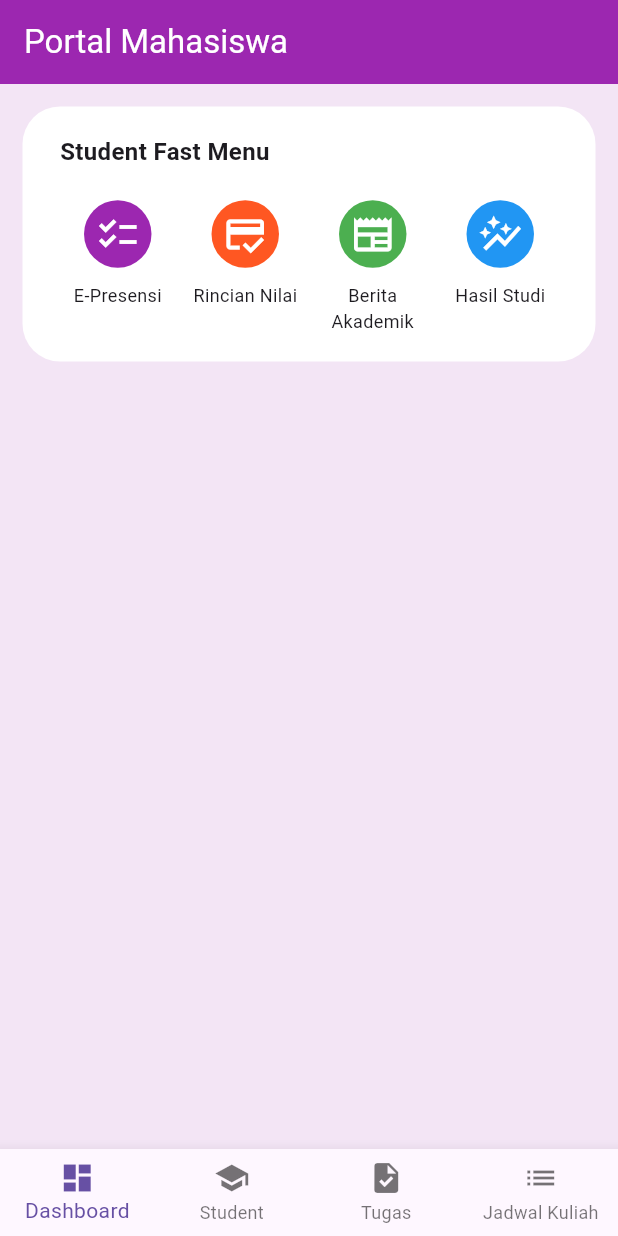
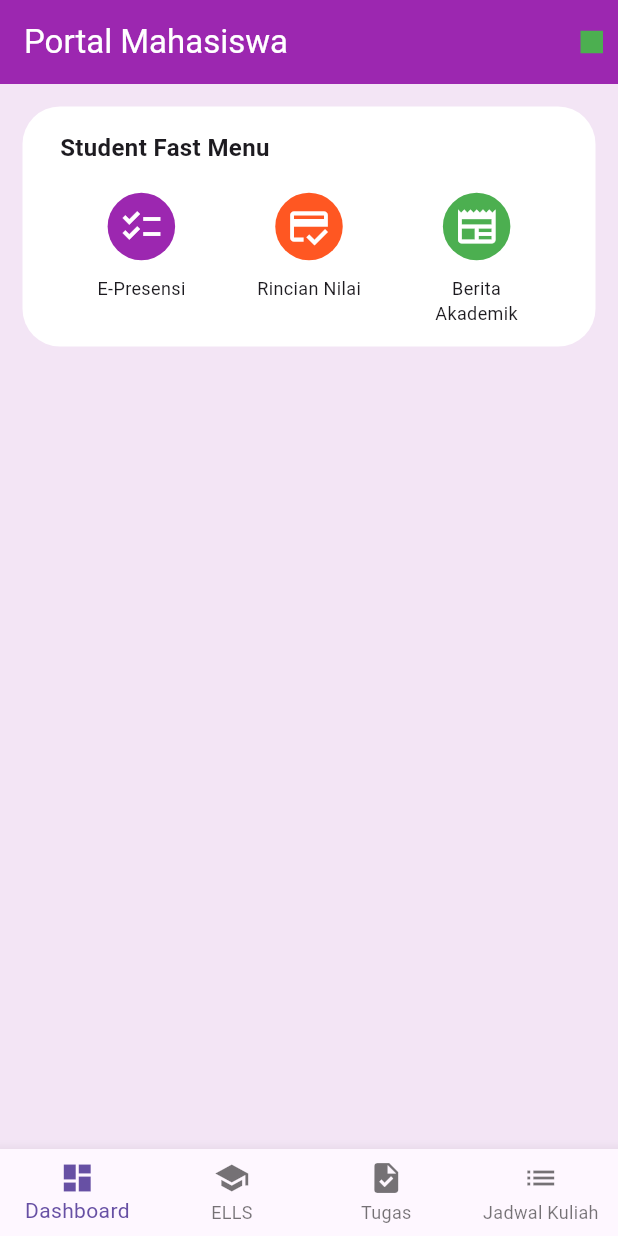
Before and after one commit to distractms/projectakhirPMO, a Flutter app: the screen it shows after launch, on a phone screen of 412 x 824 dp. Run offline on Flutter 3.47's test engine with Material 3 defaults, Android fonts, the phone set to English and light mode, and no system bars; our stand-ins replace webview_flutter.

Commit message:
menambahkan fitur student fast menu

```diff
--- a/lib/home.dart
+++ b/lib/home.dart
@@ -1,4 +1,6 @@
 import 'package:flutter/material.dart';
+import 'package:project_akhir_prototype3/page/browser.dart';
+import 'package:project_akhir_prototype3/variabel/global_var.dart';
 
 class MyHomePage extends StatefulWidget {
   const MyHomePage({super.key});
@@ -14,12 +16,26 @@ class _MyHomePageState extends State<MyHomePage> {
       backgroundColor: Colors.purple[50],
       appBar: AppBar(
         title: const Text("Portal Mahasiswa"),
+        actions: [
+          // Indikator status login web student
+          Container(
+            margin: const EdgeInsets.only(
+              right: 10,
+            ),
+            width: 15,
+            height: 15,
+            color: CurrentUrl.currentUrl.toLowerCase() ==
+                    'https://student.amikompurwokerto.ac.id/Auth'
+                ? Colors.red
+                : Colors.green,
+          ),
+        ],
       ),
       body: Column(
         children: [
           Container(
             margin: const EdgeInsets.all(15.0),
-            height: 170,
+            height: 160,
             width: double.infinity,
             decoration: BoxDecoration(
               color: Colors.white,
@@ -30,17 +46,22 @@ class _MyHomePageState extends State<MyHomePage> {
                 Container(
                   alignment: Alignment.centerLeft,
                   margin: const EdgeInsets.symmetric(horizontal: 25.0),
-                  height: 60,
+                  height: 55,
                   width: double.infinity,
                   child: const Text(
                     "Student Fast Menu",
-                    style: TextStyle(fontSize: 16, fontWeight: FontWeight.bold),
+                    style: TextStyle(
+                      fontSize: 16,
+                      fontWeight: FontWeight.bold,
+                    ),
                   ),
                 ),
-                SizedBox(
-                  height: 110,
+                Container(
+                  height: 100,
+                  width: double.infinity,
+                  margin: const EdgeInsets.symmetric(horizontal: 10.0),
                   child: Row(
-                    mainAxisAlignment: MainAxisAlignment.center,
+                    mainAxisAlignment: MainAxisAlignment.spaceEvenly,
                     crossAxisAlignment: CrossAxisAlignment.start,
                     children: [
                       SizedBox(
@@ -51,7 +72,19 @@ class _MyHomePageState extends State<MyHomePage> {
                           crossAxisAlignment: CrossAxisAlignment.center,
                           children: [
                             GestureDetector(
-                              onTap: () {},
+                              onTap: () {
+                                setState(() {
+                                  CurrentUrl.currentUrl =
+                                      'https://student.amikompurwokerto.ac.id/presensi';
+                                  Navigator.push(
+                                    context,
+                                    MaterialPageRoute(
+                                      builder: (context) => const Browser(),
+                                    ),
+                                  );
+                                  TitleFastMenu.titleFastMenu = "E-Presensi";
+                                });
+                              },
                               child: Container(
                                 decoration: BoxDecoration(
                                   color: Colors.purple,
@@ -66,7 +99,7 @@ class _MyHomePageState extends State<MyHomePage> {
                                 ),
                               ),
                             ),
-                            SizedBox(
+                            const SizedBox(
                               height: 10,
                             ),
                             Container(
@@ -89,7 +122,19 @@ class _MyHomePageState extends State<MyHomePage> {
                           crossAxisAlignment: CrossAxisAlignment.center,
                           children: [
                             GestureDetector(
-                              onTap: () {},
+                              onTap: () {
+                                setState(() {
+                                  CurrentUrl.currentUrl =
+                                      'https://student.amikompurwokerto.ac.id/rincian_nilai_new';
+                                  Navigator.push(
+                                    context,
+                                    MaterialPageRoute(
+                                      builder: (context) => const Browser(),
+                                    ),
+                                  );
+                                  TitleFastMenu.titleFastMenu = "Rincian Nilai";
+                                });
+                              },
                               child: Container(
                                 decoration: BoxDecoration(
                                   color: Colors.deepOrange,
@@ -104,7 +149,7 @@ class _MyHomePageState extends State<MyHomePage> {
                                 ),
                               ),
                             ),
-                            SizedBox(
+                            const SizedBox(
                               height: 10,
                             ),
                             Container(
@@ -127,7 +172,20 @@ class _MyHomePageState extends State<MyHomePage> {
                           crossAxisAlignment: CrossAxisAlignment.center,
                           children: [
                             GestureDetector(
-                              onTap: () {},
+                              onTap: () {
+                                setState(() {
+                                  CurrentUrl.currentUrl =
+                                      'https://student.amikompurwokerto.ac.id/pengumuman';
+                                  Navigator.push(
+                                    context,
+                                    MaterialPageRoute(
+                                      builder: (context) => const Browser(),
+                                    ),
+                                  );
+                                  TitleFastMenu.titleFastMenu =
+                                      "Berita Akademik";
+                                });
+                              },
                               child: Container(
                                 decoration: BoxDecoration(
                                   color: Colors.green,
@@ -142,7 +200,7 @@ class _MyHomePageState extends State<MyHomePage> {
                                 ),
                               ),
                             ),
-                            SizedBox(
+                            const SizedBox(
                               height: 10,
                             ),
                             Container(
@@ -153,44 +211,6 @@ class _MyHomePageState extends State<MyHomePage> {
                                 "Berita Akademik",
                                 style: TextStyle(fontSize: 12),
                                 textAlign: TextAlign.center,
-                              ),
-                            ),
-                          ],
-                        ),
-                      ),
-                      SizedBox(
-                        height: 100,
-                        width: 85,
-                        child: Column(
-                          mainAxisAlignment: MainAxisAlignment.center,
-                          crossAxisAlignment: CrossAxisAlignment.center,
-                          children: [
-                            GestureDetector(
-                              onTap: () {},
-                              child: Container(
-                                decoration: BoxDecoration(
-                                  color: Colors.blue,
-                                  borderRadius: BorderRadius.circular(50),
-                                ),
-                                height: 45,
-                                width: 45,
-                                child: const Icon(
-                                  Icons.auto_graph,
-                                  size: 30,
-                                  color: Colors.white,
-                                ),
-                              ),
-                            ),
-                            SizedBox(
-                              height: 10,
-                            ),
-                            Container(
-                              alignment: Alignment.topCenter,
-                              height: 40,
-                              width: double.infinity,
-                              child: const Text(
-                                "Hasil Studi",
-                                style: TextStyle(fontSize: 12),
                               ),
                             ),
                           ],
@@ -214,7 +234,7 @@ class _MyHomePageState extends State<MyHomePage> {
           ),
           BottomNavigationBarItem(
             icon: Icon(Icons.school),
-            label: "Student",
+            label: "ELLS",
           ),
           BottomNavigationBarItem(
             icon: Icon(Icons.task),
--- /dev/null
+++ b/lib/variabel/global_var.dart
@@ -0,0 +1,7 @@
+class TitleFastMenu {
+  static String titleFastMenu = "";
+}
+
+class CurrentUrl {
+  static var currentUrl = '';
+}
--- a/pubspec.yaml
+++ b/pubspec.yaml
@@ -35,6 +35,7 @@ dependencies:
   # The following adds the Cupertino Icons font to your application.
   # Use with the CupertinoIcons class for iOS style icons.
   cupertino_icons: ^1.0.6
+  webview_flutter: ^4.7.0
 
 dev_dependencies:
   flutter_test:
```
Also changed, not shown: lib/page/browser.dart (added, +124 -0 lines), pubspec.lock.
